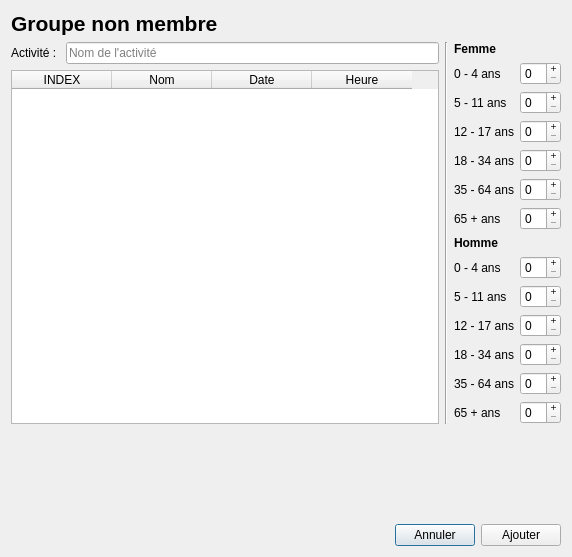
Old version of the form GUI/groupe.ui in the repository samueldrouin/PyGuide.
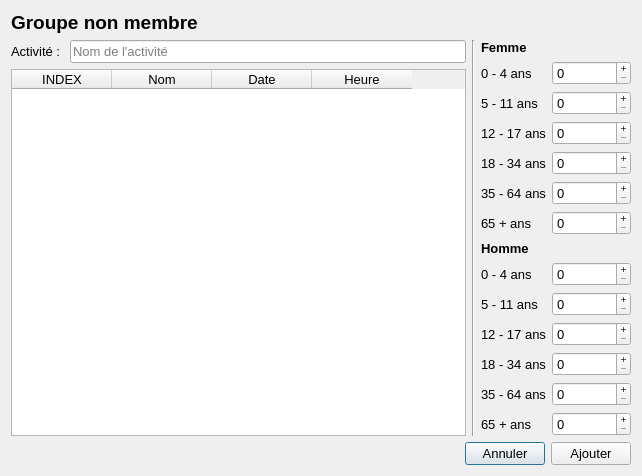
New version of the form.

Commit message: Changement de la police pour Segoe UI pour une meilleure apparence sur Windows

```diff
--- a/GUI/groupe.ui
+++ b/GUI/groupe.ui
@@ -6,10 +6,16 @@
    <rect>
     <x>0</x>
     <y>0</y>
-    <width>572</width>
-    <height>557</height>
+    <width>642</width>
+    <height>470</height>
    </rect>
   </property>
+  <property name="font">
+   <font>
+    <family>Segoe UI</family>
+    <pointsize>10</pointsize>
+   </font>
+  </property>
   <property name="windowTitle">
    <string>Dialog</string>
   </property>
@@ -18,7 +24,7 @@
     <widget class="QLabel" name="label">
      <property name="font">
       <font>
-       <pointsize>16</pointsize>
+       <pointsize>14</pointsize>
        <weight>75</weight>
        <bold>true</bold>
       </font>
@@ -87,6 +93,12 @@
       <layout class="QVBoxLayout" name="verticalLayout_2">
        <item>
         <widget class="QLabel" name="label_3">
+         <property name="minimumSize">
+          <size>
+           <width>150</width>
+           <height>0</height>
+          </size>
+         </property>
          <property name="font">
           <font>
            <weight>75</weight>
@@ -291,19 +303,6 @@
      </item>
     </layout>
    </item>
-   <item>
-    <spacer name="verticalSpacer">
-     <property name="orientation">
-      <enum>Qt::Vertical</enum>
-     </property>
-     <property name="sizeHint" stdset="0">
-      <size>
-       <width>20</width>
-       <height>40</height>
-      </size>
-     </property>
-    </spacer>
-   </item>
    <item>
     <layout class="QHBoxLayout" name="horizontalLayout_3">
      <item>
```
The commit also changes 19 other files.
